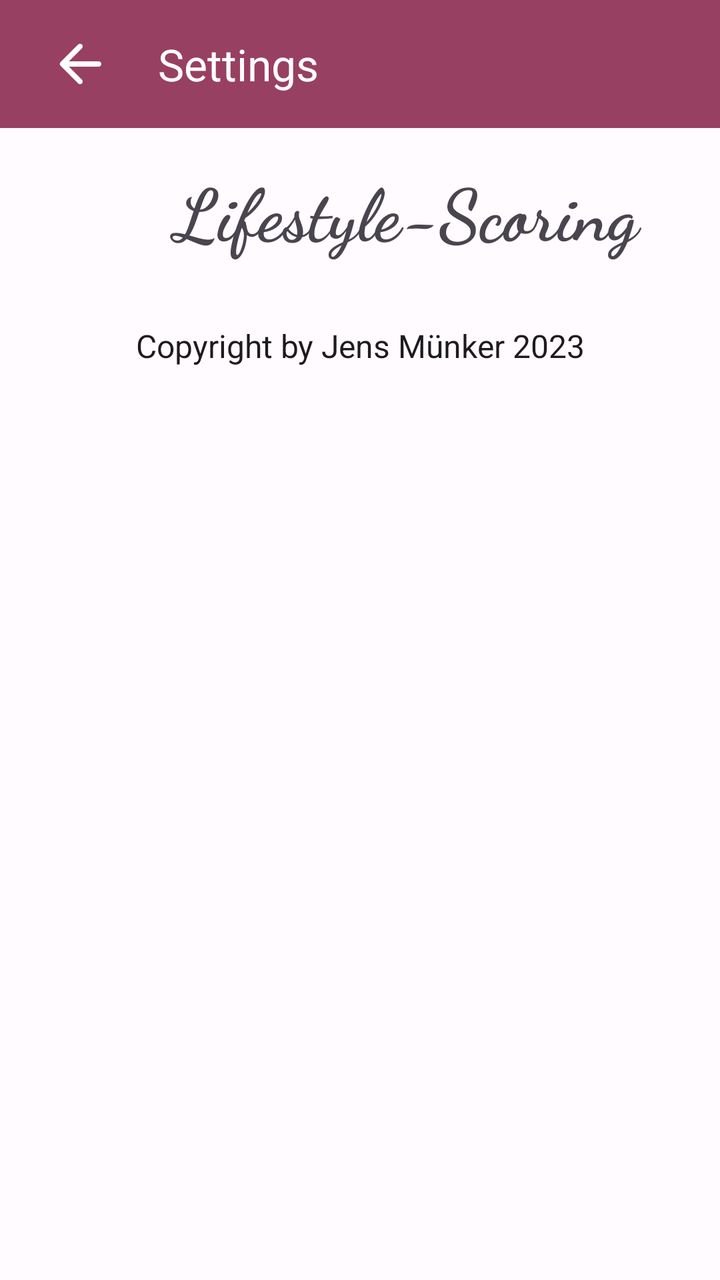
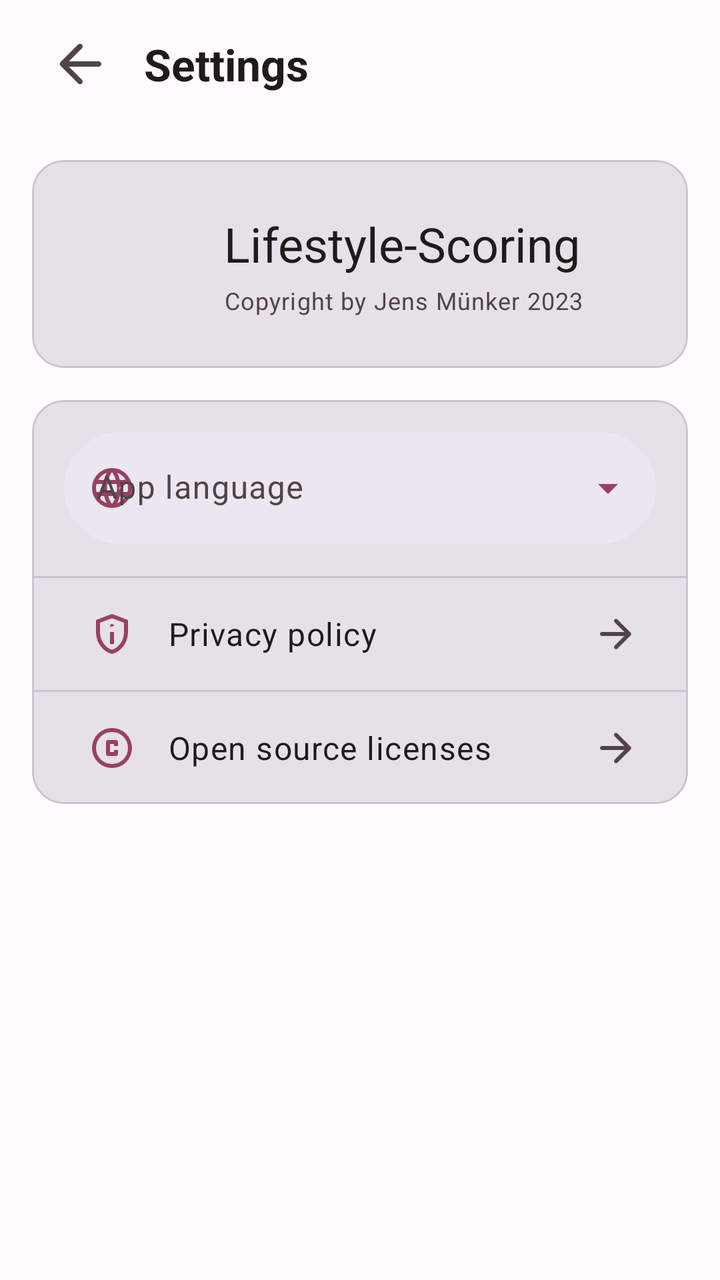

The first picture is an Android layout as it rendered before a commit; the second is the same layout after the commit. The layout source and the unified diff follow.
<!-- AndroidManifest.xml: application theme Theme.LifestyleScoringApp -->
<!-- res/layout/activity_settings.xml -->
<?xml version="1.0" encoding="utf-8"?>
<RelativeLayout xmlns:android="http://schemas.android.com/apk/res/android"
    xmlns:tools="http://schemas.android.com/tools"
    android:layout_width="match_parent"
    android:layout_height="match_parent"
    xmlns:app="http://schemas.android.com/apk/res-auto"
    tools:context=".ui.activities.SettingsActivity">

    <androidx.appcompat.widget.Toolbar
        android:id="@+id/toolbar"
        android:layout_width="match_parent"
        android:layout_height="64dp"
        android:background="?colorPrimary"
        android:contentInsetStart="0dp"
        android:contentInsetLeft="0dp"
        android:contentInsetEnd="0dp"
        android:contentInsetRight="0dp"
        android:elevation="2dp"
        app:contentInsetEnd="0dp"
        app:contentInsetLeft="0dp"
        app:contentInsetRight="0dp"
        app:contentInsetStart="0dp"
        android:paddingEnd="16dp"
        android:paddingStart="0dp">

        <ImageButton
            android:id="@+id/btnBack"
            android:layout_width="48dp"
            android:layout_height="48dp"
            android:padding="8dp"
            android:background="@null"
            android:scaleType="fitCenter"
            android:src="@drawable/ic_back"
            app:tint="?colorOnPrimary"
            android:layout_marginStart="16dp"
            android:contentDescription="@string/back_to_home"/>

        <TextView
            android:id="@+id/txtTitle"
            android:layout_width="match_parent"
            android:layout_height="wrap_content"
            android:text="@string/settings"
            android:paddingStart="15dp"
            android:paddingEnd="0dp"
            android:textColor="?colorOnPrimary"
            android:textSize="22sp"
            android:layout_gravity="center_vertical"
            android:layout_weight="1"
            android:singleLine="true"
            android:ellipsize="end" />

    </androidx.appcompat.widget.Toolbar>

    <LinearLayout
        android:layout_below="@id/toolbar"
        android:layout_width="match_parent"
        android:layout_height="wrap_content"
        android:id="@+id/lin_app_name"
        android:orientation="horizontal"
        android:layout_margin="16dp">

        <com.google.android.material.imageview.ShapeableImageView
            app:shapeAppearanceOverlay="@style/roundedImageViewRounded"
            android:layout_width="46dp"
            android:layout_height="46dp"
            android:background="@mipmap/ic_launcher"
            android:id="@+id/app_icon"/>

        <TextView
            android:layout_width="match_parent"
            android:layout_height="wrap_content"
            android:fontFamily="cursive"
            android:text="@string/lifestyle_scoring"
            android:textSize="36sp"
            android:textStyle="bold"
            android:textAlignment="center"/>

    </LinearLayout>

    <TextView
        android:textAlignment="center"
        android:layout_centerHorizontal="true"
        android:layout_margin="16dp"
        android:layout_width="match_parent"
        android:layout_height="wrap_content"
        style="@style/FontSizeMedium"
        android:text="Copyright by Jens Münker 2023"
        android:id="@+id/txt_copyright"
        android:layout_below="@id/lin_app_name"/>

    <ScrollView
        android:layout_below="@id/txt_copyright"
        android:layout_margin="16dp"
        android:layout_width="match_parent"
        android:layout_height="match_parent"
        android:layout_marginTop="?android:attr/actionBarSize">

        <TextView
            android:layout_width="match_parent"
            android:layout_height="wrap_content"
            android:id="@+id/txt_privacy_policy"/>

    </ScrollView>

</RelativeLayout>
<!-- resources referenced by this layout -->
<resources>
  <!-- drawable ic_back (drawable) -->
  <vector android:autoMirrored="true" android:height="24dp"
      android:tint="#000000" android:viewportHeight="24"
      android:viewportWidth="24" android:width="24dp" xmlns:android="http://schemas.android.com/apk/res/android">
      <path android:fillColor="@android:color/white" android:pathData="M19,11H7.83l4.88,-4.88c0.39,-0.39 0.39,-1.03 0,-1.42 -0.39,-0.39 -1.02,-0.39 -1.41,0l-6.59,6.59c-0.39,0.39 -0.39,1.02 0,1.41l6.59,6.59c0.39,0.39 1.02,0.39 1.41,0 0.39,-0.39 0.39,-1.02 0,-1.41L7.83,13H19c0.55,0 1,-0.45 1,-1s-0.45,-1 -1,-1z"/>
  </vector>
  <string name="back_to_home">Back to home screen</string>
  <style name="FontSizeMedium" parent="Theme.LifestyleScoringApp">
          <item name="android:textSize">16sp</item>
      </style>
  <style name="Theme.LifestyleScoringApp" parent="Theme.Material3.Light.NoActionBar">
          <item name="colorPrimary">@color/md_theme_light_primary</item>
          <item name="colorOnPrimary">@color/md_theme_light_onPrimary</item>
          <item name="colorPrimaryContainer">@color/md_theme_light_primaryContainer</item>
          <item name="colorOnPrimaryContainer">@color/md_theme_light_onPrimaryContainer</item>
          <item name="colorSecondary">@color/md_theme_light_secondary</item>
          <item name="colorOnSecondary">@color/md_theme_light_onSecondary</item>
          <item name="colorSecondaryContainer">@color/md_theme_light_secondaryContainer</item>
          <item name="colorOnSecondaryContainer">@color/md_theme_light_onSecondaryContainer</item>
          <item name="colorTertiary">@color/md_theme_light_tertiary</item>
          <item name="colorOnTertiary">@color/md_theme_light_onTertiary</item>
          <item name="colorTertiaryContainer">@color/md_theme_light_tertiaryContainer</item>
          <item name="colorOnTertiaryContainer">@color/md_theme_light_onTertiaryContainer</item>
          <item name="colorError">@color/md_theme_light_error</item>
          <item name="colorErrorContainer">@color/md_theme_light_errorContainer</item>
          <item name="colorOnError">@color/md_theme_light_onError</item>
          <item name="colorOnErrorContainer">@color/md_theme_light_onErrorContainer</item>
          <item name="android:colorBackground">@color/md_theme_light_background</item>
          <item name="colorOnBackground">@color/md_theme_light_onBackground</item>
          <item name="colorSurface">@color/md_theme_light_surface</item>
          <item name="colorOnSurface">@color/md_theme_light_onSurface</item>
          <item name="colorSurfaceVariant">@color/md_theme_light_surfaceVariant</item>
          <item name="colorOnSurfaceVariant">@color/md_theme_light_onSurfaceVariant</item>
          <item name="colorOutline">@color/md_theme_light_outline</item>
          <item name="colorOnSurfaceInverse">@color/md_theme_light_inverseOnSurface</item>
          <item name="colorSurfaceInverse">@color/md_theme_light_inverseSurface</item>
          <item name="colorPrimaryInverse">@color/md_theme_light_inversePrimary</item>
  
          <item name="android:textColorSecondary">?colorOnPrimary</item>
      </style>
  <!-- unchanged entries left out for length: 30 -->
</resources>

<!-- the commit's change to res/layout/activity_settings.xml (unified diff, before → after) -->
@@ -1,105 +1,307 @@
 <?xml version="1.0" encoding="utf-8"?>
 <RelativeLayout xmlns:android="http://schemas.android.com/apk/res/android"
+    xmlns:app="http://schemas.android.com/apk/res-auto"
     xmlns:tools="http://schemas.android.com/tools"
     android:layout_width="match_parent"
     android:layout_height="match_parent"
-    xmlns:app="http://schemas.android.com/apk/res-auto"
+    android:background="?attr/colorSurface"
     tools:context=".ui.activities.SettingsActivity">
 
-    <androidx.appcompat.widget.Toolbar
-        android:id="@+id/toolbar"
-        android:layout_width="match_parent"
-        android:layout_height="64dp"
-        android:background="?colorPrimary"
-        android:contentInsetStart="0dp"
-        android:contentInsetLeft="0dp"
-        android:contentInsetEnd="0dp"
-        android:contentInsetRight="0dp"
-        android:elevation="2dp"
-        app:contentInsetEnd="0dp"
-        app:contentInsetLeft="0dp"
-        app:contentInsetRight="0dp"
-        app:contentInsetStart="0dp"
-        android:paddingEnd="16dp"
-        android:paddingStart="0dp">
-
-        <ImageButton
-            android:id="@+id/btnBack"
-            android:layout_width="48dp"
-            android:layout_height="48dp"
-            android:padding="8dp"
-            android:background="@null"
-            android:scaleType="fitCenter"
-            android:src="@drawable/ic_back"
-            app:tint="?colorOnPrimary"
-            android:layout_marginStart="16dp"
-            android:contentDescription="@string/back_to_home"/>
-
-        <TextView
-            android:id="@+id/txtTitle"
-            android:layout_width="match_parent"
-            android:layout_height="wrap_content"
-            android:text="@string/settings"
-            android:paddingStart="15dp"
-            android:paddingEnd="0dp"
-            android:textColor="?colorOnPrimary"
-            android:textSize="22sp"
-            android:layout_gravity="center_vertical"
-            android:layout_weight="1"
-            android:singleLine="true"
-            android:ellipsize="end" />
-
-    </androidx.appcompat.widget.Toolbar>
-
     <LinearLayout
-        android:layout_below="@id/toolbar"
+        android:id="@+id/header_block"
         android:layout_width="match_parent"
         android:layout_height="wrap_content"
-        android:id="@+id/lin_app_name"
-        android:orientation="horizontal"
-        android:layout_margin="16dp">
-
-        <com.google.android.material.imageview.ShapeableImageView
-            app:shapeAppearanceOverlay="@style/roundedImageViewRounded"
-            android:layout_width="46dp"
-            android:layout_height="46dp"
-            android:background="@mipmap/ic_launcher"
-            android:id="@+id/app_icon"/>
-
-        <TextView
+        android:layout_alignParentTop="true"
+        android:orientation="vertical">
+
+        <com.google.android.material.appbar.MaterialToolbar
+            android:id="@+id/toolbar"
             android:layout_width="match_parent"
-            android:layout_height="wrap_content"
-            android:fontFamily="cursive"
-            android:text="@string/lifestyle_scoring"
-            android:textSize="36sp"
-            android:textStyle="bold"
-            android:textAlignment="center"/>
-
+            android:layout_height="@dimen/toolbar_height"
+            android:background="?attr/colorSurface"
+            android:contentInsetEnd="0dp"
+            android:contentInsetStart="0dp"
+            android:elevation="0dp"
+            android:paddingEnd="@dimen/screen_horizontal_padding"
+            android:paddingStart="0dp"
+            android:stateListAnimator="@null"
+            app:contentInsetEnd="0dp"
+            app:contentInsetStart="0dp"
+            app:elevation="0dp">
+
+            <ImageButton
+                android:id="@+id/btnBack"
+                android:layout_width="@dimen/min_touch_target"
+                android:layout_height="@dimen/min_touch_target"
+                android:layout_marginStart="@dimen/screen_horizontal_padding"
+                android:background="@null"
+                android:contentDescription="@string/back_to_home"
+                android:padding="8dp"
+                android:scaleType="fitCenter"
+                android:src="@drawable/ic_back"
+                app:tint="?attr/colorOnSurfaceVariant" />
+
+            <TextView
+                android:id="@+id/txtTitle"
+                android:layout_width="match_parent"
+                android:layout_height="wrap_content"
+                android:layout_gravity="center_vertical"
+                android:ellipsize="end"
+                android:paddingStart="8dp"
+                android:paddingEnd="0dp"
+                android:singleLine="true"
+                android:text="@string/settings"
+                android:textColor="?attr/colorOnSurface"
+                android:textSize="@dimen/text_title_toolbar"
+                android:textStyle="bold" />
+        </com.google.android.material.appbar.MaterialToolbar>
+
+        <View
+            android:id="@+id/topBarDivider"
+            android:layout_width="match_parent"
+            android:layout_height="1dp"
+            android:background="?attr/colorOutlineVariant"
+            android:visibility="gone" />
     </LinearLayout>
 
-    <TextView
-        android:textAlignment="center"
-        android:layout_centerHorizontal="true"
-        android:layout_margin="16dp"
-        android:layout_width="match_parent"
-        android:layout_height="wrap_content"
-        style="@style/FontSizeMedium"
-        android:text="Copyright by Jens Münker 2023"
-        android:id="@+id/txt_copyright"
-        android:layout_below="@id/lin_app_name"/>
-
-    <ScrollView
-        android:layout_below="@id/txt_copyright"
-        android:layout_margin="16dp"
+    <androidx.core.widget.NestedScrollView
+        android:id="@+id/scroll_content"
         android:layout_width="match_parent"
         android:layout_height="match_parent"
-        android:layout_marginTop="?android:attr/actionBarSize">
-
-        <TextView
+        android:layout_below="@id/header_block"
+        android:clipToPadding="false"
+        android:fillViewport="true"
+        android:paddingStart="@dimen/screen_horizontal_padding"
+        android:paddingEnd="@dimen/screen_horizontal_padding"
+        android:paddingBottom="@dimen/spacing_medium">
+
+        <LinearLayout
             android:layout_width="match_parent"
-            android:layout_height="wrap_content"
-            android:id="@+id/txt_privacy_policy"/>
-
-    </ScrollView>
-
+            android:layout_height="match_parent"
+            android:orientation="vertical"
+            android:paddingTop="@dimen/spacing_small">
+
+            <com.google.android.material.card.MaterialCardView
+                android:layout_width="match_parent"
+                android:layout_height="wrap_content"
+                app:cardBackgroundColor="?attr/colorSurfaceContainerHighest"
+                app:cardCornerRadius="16dp"
+                app:cardElevation="0dp"
+                app:strokeColor="?attr/colorOutlineVariant"
+                app:strokeWidth="1dp">
+
+                <LinearLayout
+                    android:layout_width="match_parent"
+                    android:layout_height="wrap_content"
+                    android:gravity="center_vertical"
+                    android:orientation="horizontal"
+                    android:padding="@dimen/spacing_medium">
+
+                    <com.google.android.material.imageview.ShapeableImageView
+                        android:id="@+id/app_icon"
+                        android:layout_width="56dp"
+                        android:layout_height="56dp"
+                        android:background="@mipmap/ic_launcher"
+                        android:contentDescription="@string/a11y_app_icon"
+                        app:shapeAppearanceOverlay="@style/roundedImageViewRounded" />
+
+                    <LinearLayout
+                        android:layout_width="0dp"
+                        android:layout_height="wrap_content"
+                        android:layout_marginStart="@dimen/spacing_small"
+                        android:layout_weight="1"
+                        android:orientation="vertical">
+
+                        <TextView
+                            android:layout_width="match_parent"
+                            android:layout_height="wrap_content"
+                            android:text="@string/lifestyle_scoring"
+                            android:textAppearance="@style/TextAppearance.Material3.HeadlineSmall"
+                            android:textColor="?attr/colorOnSurface" />
+
+                        <TextView
+                            android:layout_width="match_parent"
+                            android:layout_height="wrap_content"
+                            android:layout_marginTop="4dp"
+                            android:text="@string/copyright_app"
+                            android:textAppearance="@style/TextAppearance.Material3.BodySmall"
+                            android:textColor="?attr/colorOnSurfaceVariant" />
+                    </LinearLayout>
+                </LinearLayout>
+            </com.google.android.material.card.MaterialCardView>
+
+            <com.google.android.material.card.MaterialCardView
+                android:layout_width="match_parent"
+                android:layout_height="wrap_content"
+                android:layout_marginTop="@dimen/spacing_small"
+                app:cardBackgroundColor="?attr/colorSurfaceContainerHighest"
+                app:cardCornerRadius="16dp"
+                app:cardElevation="0dp"
+                app:strokeColor="?attr/colorOutlineVariant"
+                app:strokeWidth="1dp">
+
+                <LinearLayout
+                    android:layout_width="match_parent"
+                    android:layout_height="wrap_content"
+                    android:orientation="vertical"
+                    android:paddingTop="@dimen/spacing_small">
+
+                    <FrameLayout
+                        android:id="@+id/row_language_select"
+                        android:layout_width="match_parent"
+                        android:layout_height="wrap_content"
+                        android:layout_marginStart="@dimen/spacing_small"
+                        android:layout_marginTop="0dp"
+                        android:layout_marginEnd="@dimen/spacing_small"
+                        android:layout_marginBottom="@dimen/spacing_small"
+                        android:background="@android:color/transparent"
+                        android:foreground="?attr/selectableItemBackground"
+                        android:clickable="true"
+                        android:focusable="true">
+
+                        <com.google.android.material.textfield.TextInputLayout
+                            android:id="@+id/text_input_language"
+                            style="@style/Widget.Material3.TextInputLayout.FilledBox.ExposedDropdownMenu"
+                            android:layout_width="match_parent"
+                            android:layout_height="wrap_content"
+                            android:hint="@string/settings_language"
+                            app:boxBackgroundColor="?attr/colorSurfaceContainerHigh"
+                            app:boxCornerRadiusBottomEnd="28dp"
+                            app:boxCornerRadiusBottomStart="28dp"
+                            app:boxCornerRadiusTopEnd="28dp"
+                            app:boxCornerRadiusTopStart="28dp"
+                            app:boxStrokeColor="?attr/colorOutlineVariant"
+                            app:boxStrokeWidth="0dp"
+                            app:boxStrokeWidthFocused="0dp"
+                            app:endIconTint="?attr/colorPrimary"
+                            app:hintTextColor="?attr/colorOnSurfaceVariant"
+                            app:startIconDrawable="@drawable/ic_language_globe"
+                            app:startIconTint="?attr/colorPrimary">
+
+                            <com.google.android.material.textfield.MaterialAutoCompleteTextView
+                                android:id="@+id/auto_complete_language"
+                                android:layout_width="match_parent"
+                                android:layout_height="wrap_content"
+                                android:contentDescription="@string/a11y_language_picker"
+                                android:inputType="none"
+                                android:minHeight="@dimen/list_item_min_height"
+                                android:textAppearance="@style/TextAppearance.Material3.BodyLarge"
+                                android:textColor="?attr/colorOnSurface"
+                                android:textColorHint="?attr/colorOnSurfaceVariant" />
+                        </com.google.android.material.textfield.TextInputLayout>
+                    </FrameLayout>
+
+                    <com.google.android.material.divider.MaterialDivider
+                        android:layout_width="match_parent"
+                        android:layout_height="1dp"
+                        app:dividerColor="?attr/colorOutlineVariant" />
+
+                    <LinearLayout
+                        android:id="@+id/row_privacy_policy"
+                        android:layout_width="match_parent"
+                        android:layout_height="@dimen/list_item_min_height"
+                        android:background="@android:color/transparent"
+                        android:foreground="?attr/selectableItemBackground"
+                        android:clickable="true"
+                        android:focusable="true"
+                        android:gravity="center_vertical"
+                        android:orientation="horizontal"
+                        android:paddingTop="@dimen/spacing_small"
+                        android:paddingBottom="@dimen/spacing_small"
+                        android:paddingStart="@dimen/spacing_medium"
+                        android:paddingEnd="@dimen/spacing_medium">
+
+                        <ImageView
+                            android:layout_width="24dp"
+                            android:layout_height="24dp"
+                            android:layout_marginStart="4dp"
+                            android:contentDescription="@null"
+                            android:importantForAccessibility="no"
+                            android:scaleType="fitCenter"
+                            android:src="@drawable/ic_google_privacy_tip"
+                            app:tint="?attr/colorPrimary" />
+
+                        <TextView
+                            android:layout_width="0dp"
+                            android:layout_height="wrap_content"
+                            android:layout_marginStart="@dimen/spacing_small"
+                            android:layout_weight="1"
+                            android:text="@string/privacy_policy_title"
+                            android:textAppearance="@style/TextAppearance.Material3.BodyLarge"
+                            android:textColor="?attr/colorOnSurface" />
+
+                        <ImageView
+                            android:layout_width="24dp"
+                            android:layout_height="24dp"
+                            android:contentDescription="@null"
+                            android:importantForAccessibility="no"
+                            android:rotation="180"
+                            android:src="@drawable/ic_back"
+                            app:tint="?attr/colorOnSurfaceVariant" />
+                    </LinearLayout>
+
+                    <com.google.android.material.divider.MaterialDivider
+                        android:layout_width="match_parent"
+                        android:layout_height="wrap_content"
+                        app:dividerColor="?attr/colorOutlineVariant" />
+
+                    <LinearLayout
+                        android:id="@+id/row_open_source_licenses"
+                        android:layout_width="match_parent"
+                        android:layout_height="@dimen/list_item_min_height"
+                        android:background="@android:color/transparent"
+                        android:foreground="?attr/selectableItemBackground"
+                        android:clickable="true"
+                        android:focusable="true"
+                        android:gravity="center_vertical"
+                        android:orientation="horizontal"
+                        android:paddingStart="@dimen/spacing_medium"
+                        android:paddingEnd="@dimen/spacing_medium">
+
+                        <ImageView
+                            android:layout_width="24dp"
+                            android:layout_height="24dp"
+                            android:layout_marginStart="4dp"
+                            android:contentDescription="@null"
+                            android:importantForAccessibility="no"
+                            android:scaleType="fitCenter"
+                            android:src="@drawable/ic_google_copyright"
+                            app:tint="?attr/colorPrimary" />
+
+                        <TextView
+                            android:layout_width="0dp"
+                            android:layout_height="wrap_content"
+                            android:layout_marginStart="@dimen/spacing_small"
+                            android:layout_weight="1"
+                            android:text="@string/open_source_licenses"
+                            android:textAppearance="@style/TextAppearance.Material3.BodyLarge"
+                            android:textColor="?attr/colorOnSurface" />
+
+                        <ImageView
+                            android:layout_width="24dp"
+                            android:layout_height="24dp"
+                            android:contentDescription="@null"
+                            android:importantForAccessibility="no"
+                            android:rotation="180"
+                            android:src="@drawable/ic_back"
+                            app:tint="?attr/colorOnSurfaceVariant" />
+                    </LinearLayout>
+                </LinearLayout>
+            </com.google.android.material.card.MaterialCardView>
+
+            <View
+                android:layout_width="match_parent"
+                android:layout_height="0dp"
+                android:layout_weight="1" />
+
+            <TextView
+                android:id="@+id/txt_build_info"
+                android:layout_width="match_parent"
+                android:layout_height="wrap_content"
+                android:layout_marginTop="@dimen/spacing_medium"
+                android:gravity="center"
+                android:textAppearance="@style/TextAppearance.Material3.BodySmall"
+                android:textColor="?attr/colorOnSurfaceVariant" />
+        </LinearLayout>
+    </androidx.core.widget.NestedScrollView>
 </RelativeLayout>
<!-- resource entries referenced after the edit -->
@@ -1,16 +1,64 @@
 <!-- resources referenced by this layout -->
 <resources>
+  <dimen name="list_item_min_height">56dp</dimen>
+  <dimen name="min_touch_target">48dp</dimen>
+  <dimen name="screen_horizontal_padding">16dp</dimen>
+  <dimen name="spacing_medium">24dp</dimen>
+  <dimen name="spacing_small">16dp</dimen>
+  <dimen name="text_title_toolbar">22sp</dimen>
+  <dimen name="toolbar_height">64dp</dimen>
   <!-- drawable ic_back (drawable) -->
   <vector android:autoMirrored="true" android:height="24dp"
-      android:tint="#000000" android:viewportHeight="24"
+      android:tint="?attr/colorOnSurfaceVariant" android:viewportHeight="24"
       android:viewportWidth="24" android:width="24dp" xmlns:android="http://schemas.android.com/apk/res/android">
       <path android:fillColor="@android:color/white" android:pathData="M19,11H7.83l4.88,-4.88c0.39,-0.39 0.39,-1.03 0,-1.42 -0.39,-0.39 -1.02,-0.39 -1.41,0l-6.59,6.59c-0.39,0.39 -0.39,1.02 0,1.41l6.59,6.59c0.39,0.39 1.02,0.39 1.41,0 0.39,-0.39 0.39,-1.02 0,-1.41L7.83,13H19c0.55,0 1,-0.45 1,-1s-0.45,-1 -1,-1z"/>
   </vector>
-  <string name="back_to_home">Back to home screen</string>
-  <style name="FontSizeMedium" parent="Theme.LifestyleScoringApp">
-          <item name="android:textSize">16sp</item>
-      </style>
-  <style name="Theme.LifestyleScoringApp" parent="Theme.Material3.Light.NoActionBar">
+  <!-- drawable ic_google_copyright (drawable) -->
+  <?xml version="1.0" encoding="utf-8"?>
+  <vector xmlns:android="http://schemas.android.com/apk/res/android"
+      android:width="24dp"
+      android:height="24dp"
+      android:viewportWidth="960"
+      android:viewportHeight="960">
+  
+      <path
+          android:fillColor="#FF000000"
+          android:pathData="M400,640h160q17,0 28.5,-11.5T600,600v-80h-80v40h-80v-160h80v40h80v-80q0,-17 -11.5,-28.5T560,320H400q-17,0 -28.5,11.5T360,360v240q0,17 11.5,28.5T400,640Zm80,240q-83,0 -156,-31.5T197,763q-54,-54 -85.5,-127T80,480q0,-83 31.5,-156T197,197q54,-54 127,-85.5T480,80q83,0 156,31.5T763,197q54,54 85.5,127T880,480q0,83 -31.5,156T763,763q-54,54 -127,85.5T480,880Zm0,-80q134,0 227,-93t93,-227q0,-134 -93,-227t-227,-93q-134,0 -227,93t-93,227q0,134 93,227t227,93Zm0,-320Z" />
+  </vector>
+  <!-- drawable ic_google_privacy_tip (drawable) -->
+  <?xml version="1.0" encoding="utf-8"?>
+  <vector xmlns:android="http://schemas.android.com/apk/res/android"
+      android:width="24dp"
+      android:height="24dp"
+      android:viewportWidth="960"
+      android:viewportHeight="960">
+  
+      <path
+          android:fillColor="#FF000000"
+          android:pathData="M440,680h80v-240h-80v240Zm40,-320q17,0 -28.5,-11.5T520,320q0,-17 -11.5,-28.5T480,280q-17,0 -28.5,11.5T440,320q0,17 11.5,28.5T480,360Zm0,520q-139,-35 -229.5,-159.5T160,444v-244l320,-120l320,120v244q0,152 -90.5,276.5T480,880Zm0,-84q104,-33 172,-132t68,-220v-189l-240,-90l-240,90v189q0,121 68,220t172,132Zm0,-316Z" />
+  </vector>
+  <!-- drawable ic_language_globe (drawable) -->
+  <?xml version="1.0" encoding="utf-8"?>
+  <vector xmlns:android="http://schemas.android.com/apk/res/android"
+      android:width="24dp"
+      android:height="24dp"
+      android:viewportWidth="960"
+      android:viewportHeight="960">
+  
+      
+      <path
+          android:fillColor="@android:color/white"
+          android:pathData="M480,880q-82,0 -155,-31.5t-127.5,-86Q143,708 111.5,635T80,480q0,-83 31.5,-155.5t86,-127Q252,143 325,111.5T480,80q83,0 155.5,31.5t127,86q54.5,54.5 86,127T880,480q0,82 -31.5,155t-86,127.5q-54.5,54.5 -127,86T480,880Zm0,-82q26,-36 45,-75t31,-83H404q12,44 31,83t45,75Zm-104,-16q-18,-33 -31.5,-68.5T322,640H204q29,50 72.5,87t99.5,55Zm208,0q56,-18 99.5,-55t72.5,-87H638q-9,38 -22.5,73.5T584,782ZM170,560h136q-3,-20 -4.5,-39.5T300,480q0,-21 1.5,-40.5T306,400H170q-5,20 -7.5,39.5T160,480q0,21 2.5,40.5T170,560Zm216,0h188q3,-20 4.5,-39.5T580,480q0,-21 -1.5,-40.5T574,400H386q-3,20 -4.5,39.5T380,480q0,21 1.5,40.5T386,560Zm268,0h136q5,-20 7.5,-39.5T800,480q0,-21 -2.5,-40.5T790,400H654q3,20 -22.5,73.5T660,480q0,21 -2.5,40.5T654,560Zm-16,-240h118q-29,-50 -72.5,-87T584,178q18,33 31.5,68.5T638,320Zm-234,0h152q-12,-44 -31,-83t-45,-75q-26,36 -45,75t-31,83Zm-200,0h118q9,-38 22.5,-73.5T376,178q-56,18 -99.5,55T204,320Z" />
+  </vector>
+  <string name="a11y_app_icon">App icon</string>
+  <string name="a11y_language_picker">App language</string>
+  <string name="back_to_home">Back</string>
+  <string name="copyright_app">Copyright by Jens Münker 2023</string>
+  <string name="open_source_licenses">Open source licenses</string>
+  <string name="privacy_policy_title">Privacy policy</string>
+  <string name="settings_language">App language</string>
+  <style name="Theme.LifestyleScoringApp" parent="Base.Theme.LifestyleScoringApp" />
+  <style name="Base.Theme.LifestyleScoringApp" parent="Theme.Material3.Light.NoActionBar">
           <item name="colorPrimary">@color/md_theme_light_primary</item>
           <item name="colorOnPrimary">@color/md_theme_light_onPrimary</item>
           <item name="colorPrimaryContainer">@color/md_theme_light_primaryContainer</item>
@@ -37,8 +85,9 @@
           <item name="colorOnSurfaceInverse">@color/md_theme_light_inverseOnSurface</item>
           <item name="colorSurfaceInverse">@color/md_theme_light_inverseSurface</item>
           <item name="colorPrimaryInverse">@color/md_theme_light_inversePrimary</item>
-  
-          <item name="android:textColorSecondary">?colorOnPrimary</item>
+          <item name="android:statusBarColor">@color/md_theme_light_surface</item>
+          <item name="android:navigationBarColor">@color/md_theme_light_surface</item>
+          <item name="android:windowLightStatusBar">true</item>
       </style>
   <!-- unchanged entries left out for length: 30 -->
 </resources>
